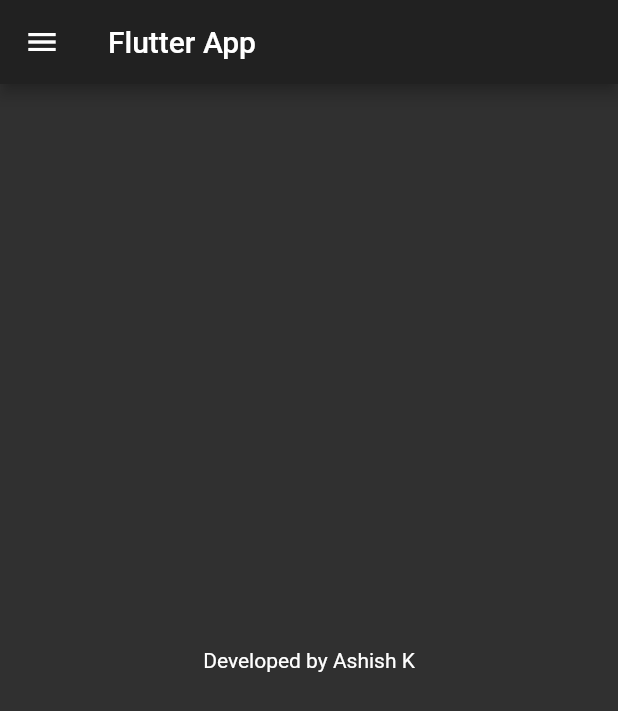
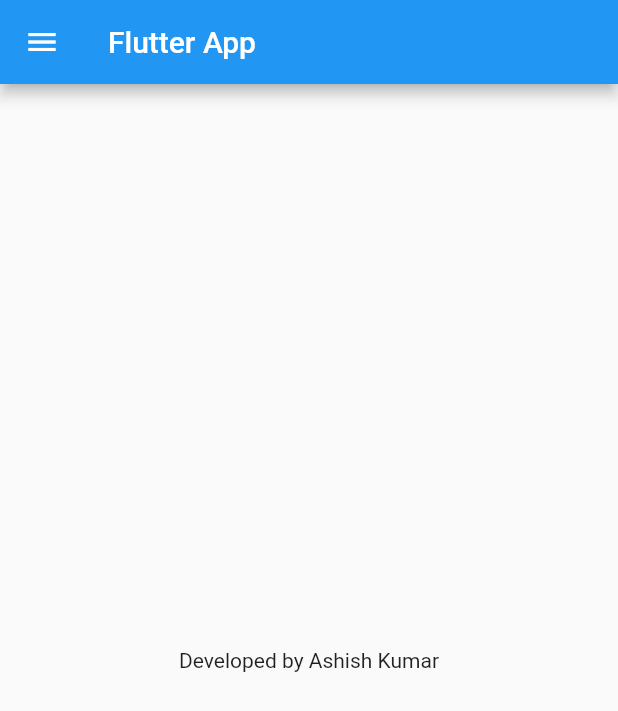
Before and after one commit to devashishkumar/flutterapp, a Flutter app: the screen it shows after launch, on a phone screen of 412 x 824 dp. Shown: the top 711 px of the screen. Run offline on Flutter 3.47's test engine with Material 2 defaults, Android fonts, the phone set to English and light mode, and no system bars; statements that could not run were skipped.

Commit message:
add login and homepage routes

```diff
--- a/lib/homepage.dart
+++ b/lib/homepageold.dart
@@ -1,10 +1,10 @@
 import 'package:flutter/material.dart';
 
 void main() {
-  runApp(HomePage());
+  runApp(HomePageOld());
 }
 
-class HomePage extends StatelessWidget {
+class HomePageOld extends StatelessWidget {
   // const MyApp({Key? key}) : super(key: key);
 
   @override
--- a/lib/main.dart
+++ b/lib/main.dart
@@ -1,5 +1,8 @@
 import 'package:flutter/material.dart';
+import 'package:practiceapp/homepageold.dart';
+// import 'package:practiceapp/homepageold.dart';
 import 'package:practiceapp/pages/homepage.dart';
+import 'package:practiceapp/pages/loginpage.dart';
 
 void main() {
   runApp(MyApp());
@@ -16,12 +19,17 @@ class MyApp extends StatelessWidget {
       // theme: ThemeData(
       //   primarySwatch: Colors.blue,
       // ),
-      home: HomePage(),
-      themeMode: ThemeMode.dark,
+      // home: HomePage(),
+      themeMode: ThemeMode.light,
       darkTheme: ThemeData(
           primarySwatch: Colors.deepPurple,
           brightness: Brightness.dark,
       ),
+      routes: {
+        "/": (context) => HomePage(),
+        "/login": (context) => LoginPage(),
+      },
+
     );
   }
 
--- a/lib/pages/homepage.dart
+++ b/lib/pages/homepage.dart
@@ -12,7 +12,7 @@ class HomePage extends StatelessWidget {
     // return Container();
     int days = 45;
     double doubleVal = 40;
-    String by = 'Ashish K';
+    String by = 'Ashish Kumar';
     return Scaffold(
       appBar: AppBar(
         title: Text("Flutter App")
```
Also changed, not shown: lib/pages/loginpage.dart (added, +21 -0 lines).
